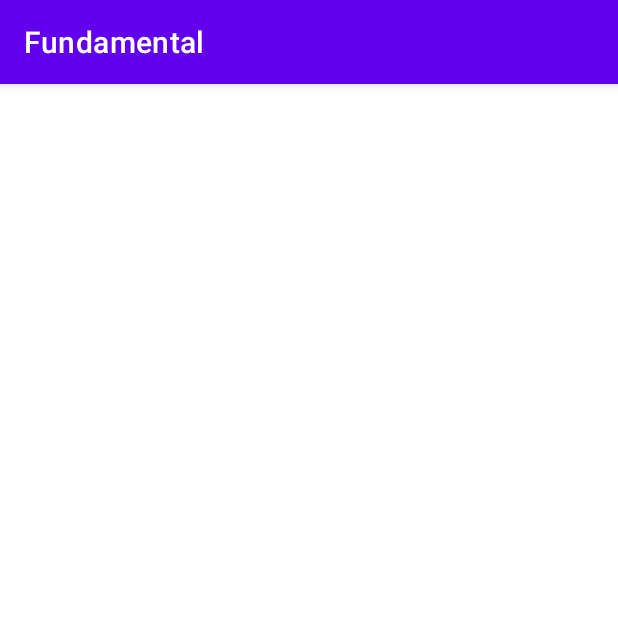
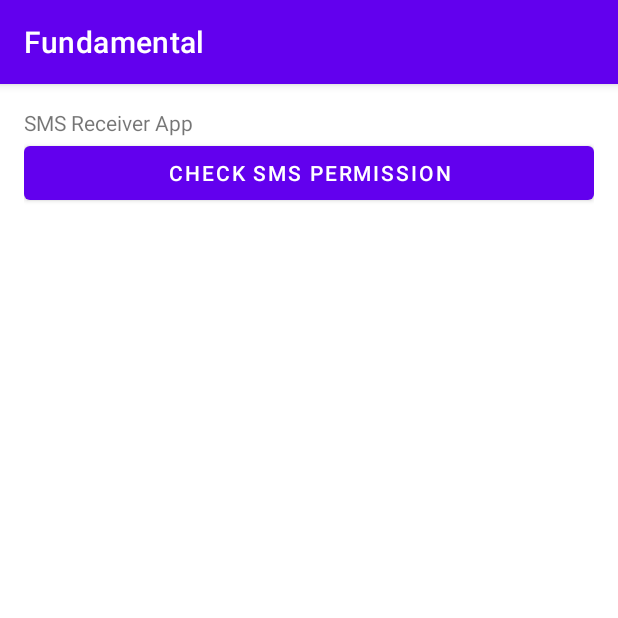
Before and after one commit to mnfaizp/android-fundamental-dicoding-course, an Android app: the BroadcastReceiverActivity screen opened directly, with no data from a screen before it, on a phone screen of 412 x 824 dp, the top half of it. Run offline under Robolectric (Android 15) with nearby library versions, the phone set to English and light mode, and no system bars.

Commit message:
complete Broadcast feature

```diff
--- a/app/src/main/java/com/example/fundamental/BroadcastReceiverActivity.kt
+++ b/app/src/main/java/com/example/fundamental/BroadcastReceiverActivity.kt
@@ -2,10 +2,30 @@ package com.example.fundamental
 
 import androidx.appcompat.app.AppCompatActivity
 import android.os.Bundle
+import android.view.View
+import com.example.fundamental.databinding.ActivityBroadcastReceiverBinding
 
-class BroadcastReceiverActivity : AppCompatActivity() {
+class BroadcastReceiverActivity : AppCompatActivity(), View.OnClickListener {
+
+    private var binding: ActivityBroadcastReceiverBinding? = null
+
     override fun onCreate(savedInstanceState: Bundle?) {
         super.onCreate(savedInstanceState)
-        setContentView(R.layout.activity_broadcast_receiver)
+        binding = ActivityBroadcastReceiverBinding.inflate(layoutInflater)
+        setContentView(binding?.root)
+
+        binding?.btnCheckSms?.setOnClickListener(this)
+    }
+
+    override fun onClick(v: View?) {
+        when(v?.id) {
+
+        }
+    }
+
+    override fun onDestroy() {
+        super.onDestroy()
+
+        binding = null
     }
 }
--- a/app/src/main/res/layout/activity_broadcast_receiver.xml
+++ b/app/src/main/res/layout/activity_broadcast_receiver.xml
@@ -1,9 +1,21 @@
 <?xml version="1.0" encoding="utf-8"?>
-<androidx.constraintlayout.widget.ConstraintLayout xmlns:android="http://schemas.android.com/apk/res/android"
+<LinearLayout xmlns:android="http://schemas.android.com/apk/res/android"
     xmlns:app="http://schemas.android.com/apk/res-auto"
     xmlns:tools="http://schemas.android.com/tools"
     android:layout_width="match_parent"
     android:layout_height="match_parent"
+    android:orientation="vertical"
+    android:padding="16dp"
     tools:context=".BroadcastReceiverActivity">
 
-</androidx.constraintlayout.widget.ConstraintLayout>
+    <TextView
+        android:layout_width="match_parent"
+        android:layout_height="wrap_content"
+        android:text="@string/sms_receiver_app" />
+
+    <Button
+        android:id="@+id/btn_check_sms"
+        android:layout_width="match_parent"
+        android:layout_height="wrap_content"
+        android:text="@string/check_sms_permission" />
+</LinearLayout>
--- a/app/src/main/res/values/strings.xml
+++ b/app/src/main/res/values/strings.xml
@@ -38,6 +38,13 @@
     <string name="start_bound_service">Start Bound Service</string>
     <string name="stop_bound_service">Stop Bound Service</string>
     <string name="broadcast_receiver">Broadcast Receiver</string>
+    <string name="sms_receiver_app">SMS Receiver App</string>
+    <string name="check_sms_permission">Check SMS Permission</string>
+    <string name="coming_from">Coming From</string>
+    <string name="this_play">Do you wanna play today</string>
+    <string name="close">Close</string>
+    <string name="incoming_message">Incoming Message</string>
+    <string name="from">from: %s</string>
 
     <string-array name="data_name">
         <item>Ahmad Dahlan</item>
--- a/app/src/main/res/values/themes.xml
+++ b/app/src/main/res/values/themes.xml
@@ -13,4 +13,6 @@
         <item name="android:statusBarColor" tools:targetApi="l">?attr/colorPrimaryVariant</item>
         <!-- Customize your theme here. -->
     </style>
+
+    <style name="Theme.Fundamental.Broadcast.SmsReceiver" parent="Theme.MaterialComponents.DayNight.Dialog" />
 </resources>
```
Also changed, not shown: app/src/main/AndroidManifest.xml (+18 -1 lines), app/src/main/java/com/example/fundamental/SmsReceiver.kt (added, +53 -0 lines), app/src/main/java/com/example/fundamental/SmsReceiverActivity.kt (added, +39 -0 lines), app/src/main/res/layout/activity_sms_receiver.xml (added, +34 -0 lines).
